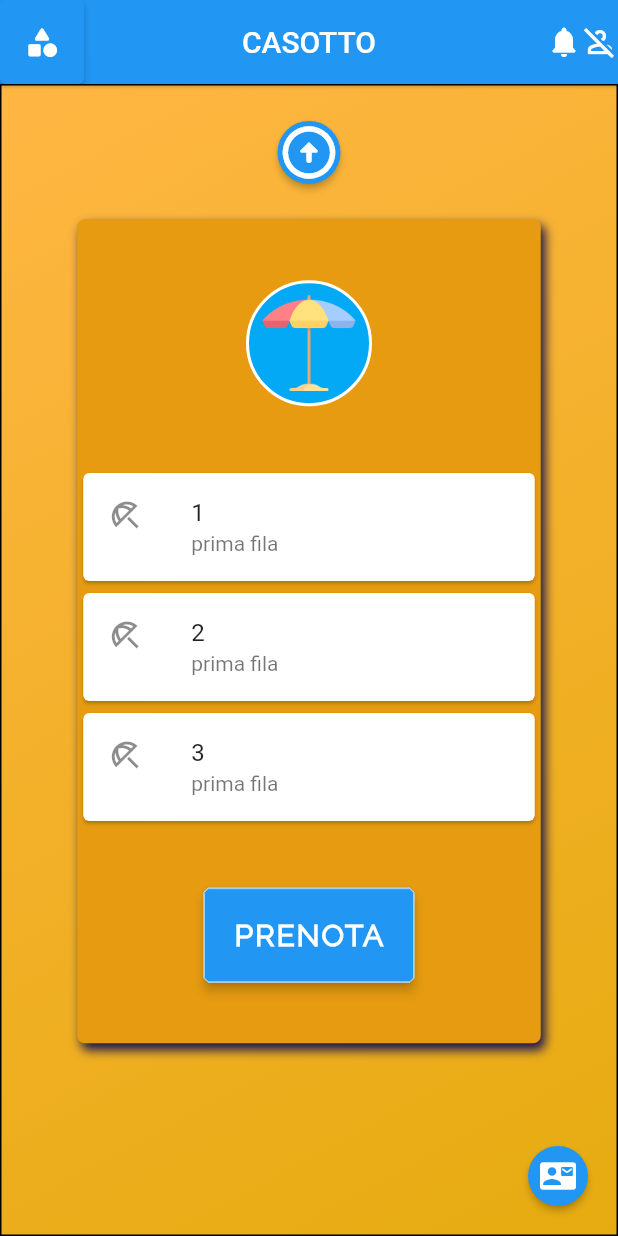
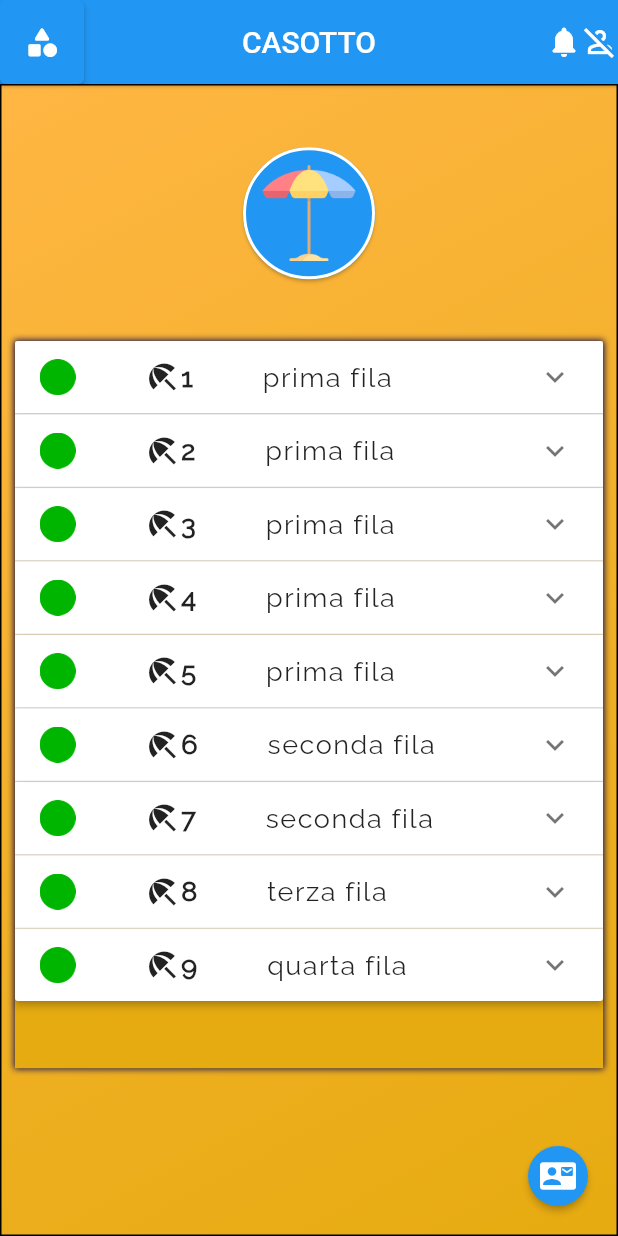
Before and after one commit to renzoproietti/gestionale-chalet, a Flutter app: the screen it shows after launch, scrolled down 576 dp, after a tap on the "contact mail" icon, on a phone screen of 412 x 824 dp. Run offline on Flutter 3.47's test engine with Material 2 defaults, Android fonts, the phone set to English and light mode, and no system bars.

Commit message:
commit del 15gennaio

```diff
--- a/lib/main.dart
+++ b/lib/main.dart
@@ -3,6 +3,19 @@
 import 'dart:math';
 
 import 'package:flutter/material.dart';
+
+class OmbrelloneItem {
+  OmbrelloneItem(
+      {this.isExpanded = false,
+      this.header = 'h',
+      this.body = 'b',
+      this.fila = 'f'});
+
+  bool isExpanded;
+  final String header;
+  final String fila;
+  final String body;
+}
 
 void main() => runApp(MaterialApp(
       home: CasottoHome(),
@@ -15,6 +28,18 @@ class CasottoHome extends StatefulWidget {
 class _CasottoState extends State<CasottoHome> {
   final _pageController = PageController(initialPage: 0);
 
+  List<OmbrelloneItem> _ombrelloni = <OmbrelloneItem>[
+    OmbrelloneItem(header: "1", body: "Body", fila: "prima fila"),
+    OmbrelloneItem(header: "2", body: "Body2", fila: "prima fila"),
+    OmbrelloneItem(header: "3", body: "Body3", fila: "prima fila"),
+    OmbrelloneItem(header: "4", body: "Body", fila: "prima fila"),
+    OmbrelloneItem(header: "5", body: "Body2", fila: "prima fila"),
+    OmbrelloneItem(header: "6", body: "Body3", fila: "seconda fila"),
+    OmbrelloneItem(header: "7", body: "Body", fila: "seconda fila"),
+    OmbrelloneItem(header: "8", body: "Body2", fila: "terza fila"),
+    OmbrelloneItem(header: "9", body: "Body3", fila: "quarta fila"),
+  ];
+
   @override
   Widget build(BuildContext context) {
     return MaterialApp(
@@ -26,7 +51,7 @@ class _CasottoState extends State<CasottoHome> {
         ),
         elevation: 1,
         titleSpacing: 2.0,
-        actions: <Widget>[
+        actions: const <Widget>[
           Icon(Icons.notifications_rounded),
           Icon(Icons.person_off_outlined)
         ],
@@ -47,15 +72,7 @@ class _CasottoState extends State<CasottoHome> {
                 color: const Color(0xff161055),
                 style: BorderStyle.solid,
               ),
-
-              /*image: DecorationImage(
-                  opacity: 0.3,
-                  image: AssetImage('lib/assets/oceano2_1.jpg'),
-                  fit: BoxFit.cover,
-                  //colorFilter:
-                  //ColorFilter.mode(Colors.blueAccent, BlendMode.overlay),
-                ),*/
-              gradient: LinearGradient(
+              gradient: const LinearGradient(
                 colors: <Color>[Color(0xff161055), Color(0xff161055)],
                 tileMode: TileMode.clamp,
                 begin: Alignment.topLeft,
@@ -65,7 +82,6 @@ class _CasottoState extends State<CasottoHome> {
             child: Column(
               mainAxisSize: MainAxisSize.min,
               mainAxisAlignment: MainAxisAlignment.spaceEvenly,
-              crossAxisAlignment: CrossAxisAlignment.end,
               children: [
                 Row(
                   mainAxisSize: MainAxisSize.min,
@@ -81,16 +97,10 @@ class _CasottoState extends State<CasottoHome> {
                           );
                         }
                       },
-                      child: Image(
+                      child: const Image(
                         image: AssetImage('lib/assets/umbrella.png'),
-                        width: MediaQuery.of(context).orientation ==
-                                Orientation.portrait
-                            ? 64
-                            : 128,
-                        height: MediaQuery.of(context).orientation ==
-                                Orientation.portrait
-                            ? 64
-                            : 128,
+                        width: 64,
+                        height: 64,
                       ),
                       style: ElevatedButton.styleFrom(
                         shape: const CircleBorder(
@@ -103,7 +113,10 @@ class _CasottoState extends State<CasottoHome> {
                         elevation: 4.0,
                       ),
                     ),
-                    Padding(padding: EdgeInsets.all(10)),
+                    Padding(
+                        padding:
+                            EdgeInsets.all(MediaQuery.of(context).size.width) /
+                                30),
                     ElevatedButton(
                       onPressed: () {
                         if (_pageController.hasClients) {
@@ -114,16 +127,10 @@ class _CasottoState extends State<CasottoHome> {
                           );
                         }
                       },
-                      child: Image(
+                      child: const Image(
                         image: AssetImage('lib/assets/sunbed.png'),
-                        width: MediaQuery.of(context).orientation ==
-                                Orientation.portrait
-                            ? 64
-                            : 128,
-                        height: MediaQuery.of(context).orientation ==
-                                Orientation.portrait
-                            ? 64
-                            : 128,
+                        width: 64,
+                        height: 64,
                       ),
                       style: ElevatedButton.styleFrom(
                         shape: const CircleBorder(
@@ -139,8 +146,9 @@ class _CasottoState extends State<CasottoHome> {
                   ],
                 ),
                 Padding(
-                  padding: EdgeInsets.all(15),
-                ),
+                    padding:
+                        EdgeInsets.all(MediaQuery.of(context).size.height) /
+                            50),
                 Row(
                   mainAxisSize: MainAxisSize.min,
                   mainAxisAlignment: MainAxisAlignment.spaceEvenly,
@@ -155,16 +163,10 @@ class _CasottoState extends State<CasottoHome> {
                           );
                         }
                       },
-                      child: Image(
+                      child: const Image(
                         image: AssetImage('lib/assets/fast-food.png'),
-                        width: MediaQuery.of(context).orientation ==
-                                Orientation.portrait
-                            ? 64
-                            : 128,
-                        height: MediaQuery.of(context).orientation ==
-                                Orientation.portrait
-                            ? 64
-                            : 128,
+                        width: 64,
+                        height: 64,
                       ),
                       style: ElevatedButton.styleFrom(
                         shape: const CircleBorder(
@@ -177,7 +179,10 @@ class _CasottoState extends State<CasottoHome> {
                         elevation: 4.0,
                       ),
                     ),
-                    Padding(padding: EdgeInsets.all(10)),
+                    Padding(
+                        padding:
+                            EdgeInsets.all(MediaQuery.of(context).size.width) /
+                                30),
                     ElevatedButton(
                       onPressed: () {
                         if (_pageController.hasClients) {
@@ -188,16 +193,10 @@ class _CasottoState extends State<CasottoHome> {
                           );
                         }
                       },
-                      child: Image(
+                      child: const Image(
                         image: AssetImage('lib/assets/party.png'),
-                        width: MediaQuery.of(context).orientation ==
-                                Orientation.portrait
-                            ? 64
-                            : 128,
-                        height: MediaQuery.of(context).orientation ==
-                                Orientation.portrait
-                            ? 64
-                            : 128,
+                        width: 64,
+                        height: 64,
                       ),
                       style: ElevatedButton.styleFrom(
                         shape: const CircleBorder(
@@ -224,7 +223,7 @@ class _CasottoState extends State<CasottoHome> {
               border: Border.all(
                 style: BorderStyle.solid,
               ),
-                gradient: LinearGradient(
+              gradient: const LinearGradient(
                 colors: <Color>[Color(0xffffb643), Color(0xffe6ab10)],
                 tileMode: TileMode.clamp,
                 begin: Alignment.topLeft,
@@ -232,14 +231,16 @@ class _CasottoState extends State<CasottoHome> {
               ),
             ),
             child: Column(
+              mainAxisAlignment: MainAxisAlignment.start,
               children: [
                 Padding(
                     padding: EdgeInsets.only(
-                          top: MediaQuery.of(context).size.height / 40)),
+                        top: MediaQuery.of(context).size.height / 20)),
                 ElevatedButton(
-                    child: const Icon(
-                      Icons.arrow_circle_up_rounded,
-                      size: 42,
+                  child: const Image(
+                    image: AssetImage("lib/assets/umbrella.png"),
+                    width: 64,
+                    height: 64,
                   ),
                   onPressed: () {
                     if (_pageController.hasClients) {
@@ -251,120 +252,123 @@ class _CasottoState extends State<CasottoHome> {
                     }
                   },
                   style: ElevatedButton.styleFrom(
-                        shape: CircleBorder(side: BorderSide.none)),
+                    padding: EdgeInsets.all(12),
+                    elevation: 1,
+                    shape: const CircleBorder(
+                      side: BorderSide(
+                          style: BorderStyle.solid,
+                          color: Colors.white,
+                          width: 2.0),
+                    ),
+                  ),
                 ),
                 Padding(
                     padding: EdgeInsets.only(
-                              top: MediaQuery.of(context).size.height) /
-                          40),
+                        top: MediaQuery.of(context).size.height / 20)),
                 SizedBox(
-                    width: MediaQuery.of(context).orientation ==
-                            Orientation.portrait
-                        ? MediaQuery.of(context).size.width * (3 / 4)
-                        : MediaQuery.of(context).size.width * 0.4,
-                    height: MediaQuery.of(context).size.height * (2 / 3),
                   child: Container(
-                      child: Column(
-                        mainAxisAlignment: MainAxisAlignment.spaceEvenly,
+                    decoration: const BoxDecoration(
+                        color: Color(0xffe6ab10),
+                        boxShadow: [
+                          BoxShadow(
+                              color: Color(0xff161055),
+                              spreadRadius: 1.0,
+                              blurRadius: 3.0)
+                        ]),
+                    width: MediaQuery.of(context).size.width - 20,
+                    height: MediaQuery.of(context).size.height / 1.7,
+                    child: Scrollbar(
+                      child: ListView(
+                        shrinkWrap: true,
+                        children: <Widget>[
+                          ExpansionPanelList(
+                            expansionCallback: (int index, bool isExpanded) {
+                              setState(() {
+                                _ombrelloni[index].isExpanded =
+                                    !_ombrelloni[index].isExpanded;
+                              });
+                            },
+                            children: _ombrelloni.map((OmbrelloneItem item) {
+                              return ExpansionPanel(
+                                  canTapOnHeader: true,
+                                  headerBuilder:
+                                      (BuildContext context, bool isExpanded) {
+                                    return (Container(
+                                        padding: EdgeInsets.only(
+                                            left: MediaQuery.of(context)
+                                                    .size
+                                                    .width /
+                                                25),
+                                        child: Row(
+                                          mainAxisAlignment:
+                                              MainAxisAlignment.start,
                                           children: [
-                          Container(
-                            padding: MediaQuery.of(context).orientation ==
-                                    Orientation.portrait
-                                ? EdgeInsets.all(8.0)
-                                : EdgeInsets.all(16.0),
-                            decoration: BoxDecoration(
-                              color: Colors.lightBlue,
-                              shape: BoxShape.circle,
-                              border: Border.all(color: Colors.white, width: 2),
+                                            const Image(
+                                              image: AssetImage(
+                                                  "lib/assets/green_circle.png"),
+                                              width: 24,
+                                              height: 24,
                                             ),
-                            child: Image(
-                              alignment: Alignment.topCenter,
-                              image: AssetImage('lib/assets/umbrella.png'),
-                              width: MediaQuery.of(context).orientation ==
-                                      Orientation.portrait
-                                  ? 64
-                                  : 128,
-                              height: MediaQuery.of(context).orientation ==
-                                      Orientation.portrait
-                                  ? 64
-                                  : 128,
+                                            Padding(
+                                                padding: EdgeInsets.only(
+                                                    left: MediaQuery.of(context)
+                                                            .size
+                                                            .width /
+                                                        9)),
+                                            const Icon(Icons.beach_access),
+                                            Text(
+                                              item.header,
+                                              textAlign: TextAlign.center,
+                                              style: const TextStyle(
+                                                fontFamily: 'Raleway',
+                                                fontWeight: FontWeight.bold,
+                                                letterSpacing: 1,
+                                                fontSize: 18,
                                               ),
                                             ),
-                          Container(
-                            child: SingleChildScrollView(
-                              child: Column(
-                                children: [
-                                  Card(
-                                    child: ListTile(
-                                      leading:
-                                          Icon(Icons.beach_access_outlined),
-                                      title: Text('1'),
-                                      subtitle: Text('prima fila'),
+                                            Padding(
+                                                padding: EdgeInsets.only(
+                                                    left: MediaQuery.of(context)
+                                                            .size
+                                                            .width /
+                                                        9)),
+                                            Text(
+                                              item.fila,
+                                              textAlign: TextAlign.center,
+                                              style: const TextStyle(
+                                                fontFamily: 'Raleway',
+                                                fontWeight: FontWeight.normal,
+                                                letterSpacing: 1,
+                                                fontSize: 18,
                                               ),
                                             ),
-                                  Card(
-                                    child: ListTile(
-                                      leading:
-                                          Icon(Icons.beach_access_outlined),
-                                      title: Text('2'),
-                                      subtitle: Text('prima fila'),
+                                          ],
+                                        )));
+                                  },
+                                  isExpanded: item.isExpanded,
+                                  body: FittedBox(
+                                      child: Center(
+                                          child: TextButton(
+                                              onPressed: () {},
+                                              child: const Text(
+                                                "Prenota",
+                                                style: TextStyle(
+                                                  fontFamily: 'Raleway',
+                                                  fontWeight: FontWeight.w700,
+                                                  letterSpacing: 1,
+                                                  fontSize: 16,
+                                                ),
+                                              )))));
+                            }).toList(),
+                          ),
+                        ],
                       ),
                     ),
-                                  Card(
-                                    child: ListTile(
-                                      leading:
-                                          Icon(Icons.beach_access_outlined),
-                                      title: Text('3'),
-                                      subtitle: Text('prima fila'),
                   ),
                 ),
               ],
             ),
           ),
-                          ),
-                          ElevatedButton(
-                            onPressed: () {},
-                            child: Text(
-                              'PRENOTA',
-                              style: TextStyle(
-                                letterSpacing: 1.2,
-                                fontWeight: FontWeight.bold,
-                                fontFamily: "Raleway",
-                                fontSize: MediaQuery.of(context).orientation ==
-                                        Orientation.portrait
-                                    ? 20
-                                    : 30,
-                              ),
-                            ),
-                            style: ElevatedButton.styleFrom(
-                                primary: Colors.blue,
-                                padding: MediaQuery.of(context).orientation ==
-                                        Orientation.portrait
-                                    ? EdgeInsets.all(20)
-                                    : EdgeInsets.all(30),
-                                elevation: 3,
-                                side: BorderSide(
-                                    color: Colors.white70, width: 0.5),
-                                shape: BeveledRectangleBorder(
-                                    borderRadius: BorderRadius.circular(3))),
-                          ),
-                        ],
-                      ),
-                      decoration: BoxDecoration(
-                          color: Color(0xffe69b10),
-                          shape: BoxShape.rectangle,
-                          borderRadius: BorderRadius.circular(5),
-                          boxShadow: [
-                            BoxShadow(
-                              color: Color(0xff161055),
-                              offset: Offset.fromDirection(1, 5.0),
-                              blurRadius: 5.0,
-                            ),
-                          ]),
-                    ),
-                  ),
-                ],
-              )),
           Container(
             constraints: BoxConstraints.expand(
                 width: MediaQuery.of(context).size.width,
@@ -386,7 +390,7 @@ class _CasottoState extends State<CasottoHome> {
                 ElevatedButton(
                   child: const Icon(
                     Icons.arrow_circle_up_rounded,
-                    size: 42,
+                    size: 46,
                   ),
                   onPressed: () {
                     if (_pageController.hasClients) {
@@ -398,70 +402,34 @@ class _CasottoState extends State<CasottoHome> {
                     }
                   },
                   style: ElevatedButton.styleFrom(
-                      shape: CircleBorder(side: BorderSide.none)),
+                      elevation: 0,
+                      primary: Colors.transparent,
+                      shape: const CircleBorder(side: BorderSide.none)),
                 ),
                 Padding(
                     padding: EdgeInsets.only(
                             top: MediaQuery.of(context).size.height) /
                         40),
                 SizedBox(
-                  width:
-                      MediaQuery.of(context).orientation == Orientation.portrait
-                          ? MediaQuery.of(context).size.width * (3 / 4)
-                          : MediaQuery.of(context).size.width * 0.4,
+                  width: MediaQuery.of(context).size.width * (3 / 4),
                   height: MediaQuery.of(context).size.height * (2 / 3),
                   child: Container(
                     child: Column(
                       mainAxisAlignment: MainAxisAlignment.spaceEvenly,
                       children: [
                         Container(
-                          padding: MediaQuery.of(context).orientation ==
-                                  Orientation.portrait
-                              ? EdgeInsets.all(8.0)
-                              : EdgeInsets.all(16.0),
+                          padding: const EdgeInsets.all(16),
                           decoration: BoxDecoration(
                             color: Colors.lightBlue,
                             shape: BoxShape.circle,
                             border: Border.all(color: Colors.white, width: 2),
                           ),
-                          child: Image(
+                          child: const Image(
                             alignment: Alignment.topCenter,
                             image: AssetImage('lib/assets/sunbed.png'),
-                            width: MediaQuery.of(context).orientation ==
-                                    Orientation.portrait
-                                ? 64
-                                : 128,
-                            height: MediaQuery.of(context).orientation ==
-                                    Orientation.portrait
-                                ? 64
-                                : 128,
+                            width: 64,
+                            height: 64,
                           ),
-                        ),
-                        ElevatedButton(
-                          onPressed: () {},
-                          child: Text(
-                            'PRENOTA',
-                            style: TextStyle(
-                              letterSpacing: 1.2,
-                              fontWeight: FontWeight.bold,
-                              fontFamily: "Raleway",
-                              fontSize: MediaQuery.of(context).orientation ==
-                                      Orientation.portrait
-                                  ? 20
-                                  : 30,
-                            ),
-                          ),
-                          style: ElevatedButton.styleFrom(
-                              primary: Colors.blue,
-                              padding: MediaQuery.of(context).orientation ==
-                                      Orientation.portrait
-                                  ? EdgeInsets.all(20)
-                                  : EdgeInsets.all(30),
-                              elevation: 3,
-                              side:
-                                  BorderSide(color: Colors.white70, width: 0.5),
-                              shape: BeveledRectangleBorder(
-                                  borderRadius: BorderRadius.circular(3))),
                         ),
                       ],
                     ),
@@ -493,20 +461,14 @@ class _CasottoState extends State<CasottoHome> {
                 width: MediaQuery.of(context).size.width,
                 height: MediaQuery.of(context).size.height),
             alignment: Alignment.center,
-            decoration: const BoxDecoration(
-                /*image: DecorationImage(
-                opacity: 0.3,
-                image: AssetImage('lib/assets/oceano2_5.jpg'),
-                fit: BoxFit.cover,
-              ),*/
-                ),
+            decoration: const BoxDecoration(),
           ),
         ],
       ),
       floatingActionButton: FloatingActionButton(
         elevation: 2.0,
         onPressed: () {},
-        child: Icon(Icons.quick_contacts_mail_rounded),
+        child: const Icon(Icons.quick_contacts_mail_rounded),
         mini: true,
       ),
     ));
--- a/pubspec.yaml
+++ b/pubspec.yaml
@@ -65,8 +65,9 @@ flutter:
     - lib/assets/sunbed_blue.png
     - lib/assets/sunbed.png
     - lib/assets/party.png
-    - lib/assets/green_light.png
-    - lib/assets/red_light.png
+    - lib/assets/icona.png
+    - lib/assets/red_circle.png
+    - lib/assets/green_circle.png
 
   # An image asset can refer to one or more resolution-specific "variants", see
   # https://flutter.dev/assets-and-images/#resolution-aware.
```
Also changed, not shown: lib/assets/green_circle.png (added), lib/assets/green_light.png (deleted), lib/assets/icona.png (added), lib/assets/red_circle.png (added), lib/assets/red_light.png (deleted), 1 other file. Lines whose indentation alone changed are shown as unchanged.
